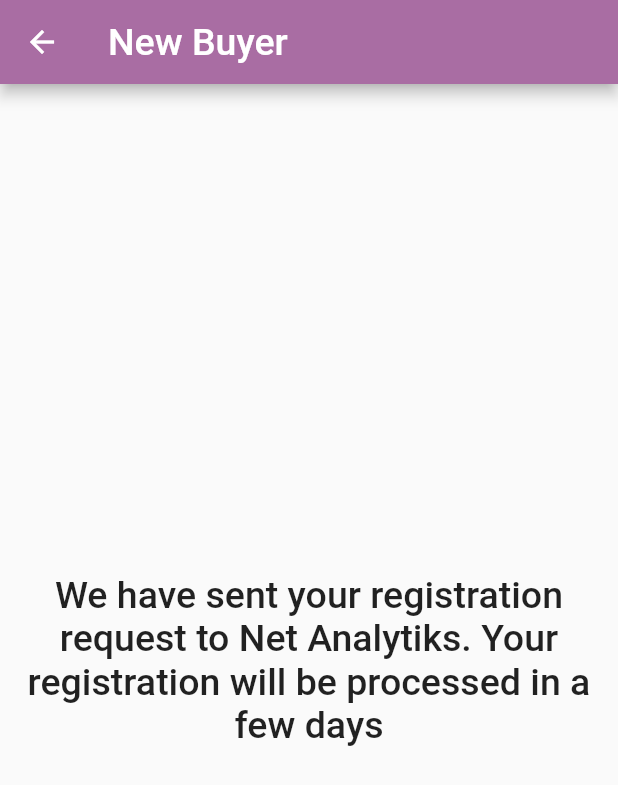
After one commit to axactstudios/bandhu, a Flutter app: the NewBuyer screen opened directly, on a phone screen of 412 x 824 dp. The commit adds this screen. Shown: the top 785 px of the screen. Run offline on Flutter 3.47's test engine with Material 2 defaults, Android fonts, the light colour scheme and no system bars; our stand-ins replace cached_network_image, file_picker, firebase_auth, firebase_database, firebase_storage, flutter_spinkit and 9 more; missing offline and left inert: diagonal, gps; accounts and stored records are empty.

Commit message:
login flow restructured

```diff
--- a/lib/Screens/BuyerDashboard.dart
+++ b/lib/Screens/BuyerDashboard.dart
@@ -20,7 +20,6 @@
   void _select(Choice choice) {
     switch (choice.title) {
       case 'Main Home':
-        FirebaseAuth.instance.signOut();
         pushNewScreen(context, screen: MainHome(), withNavBar: false);
         break;
       case 'Profile':
--- /dev/null
+++ b/lib/Screens/NewBuyerScreen.dart
@@ -0,0 +1,43 @@
+import 'package:flutter/cupertino.dart';
+import 'package:flutter/material.dart';
+import 'package:google_fonts/google_fonts.dart';
+
+class NewBuyer extends StatefulWidget {
+  @override
+  _NewBuyerState createState() => _NewBuyerState();
+}
+
+class _NewBuyerState extends State<NewBuyer> {
+  @override
+  Widget build(BuildContext context) {
+    return Scaffold(
+      appBar: AppBar(
+        backgroundColor: Color(0xFFA96DA3),
+        title: Text(
+          'New Buyer',
+          style: GoogleFonts.varelaRound(
+            textStyle: TextStyle(
+              fontWeight: FontWeight.w500,
+              fontSize: 25,
+            ),
+          ),
+        ),
+      ),
+      body: Padding(
+        padding: const EdgeInsets.all(8.0),
+        child: Center(
+          child: Text(
+            'We have sent your registration request to Net Analytiks. Your registration will be processed in a few days',
+            textAlign: TextAlign.center,
+            style: GoogleFonts.varelaRound(
+              textStyle: TextStyle(
+                fontWeight: FontWeight.w500,
+                fontSize: 25,
+              ),
+            ),
+          ),
+        ),
+      ),
+    );
+  }
+}
```
Also changed, not shown: lib/Screens/Home.dart (+5 -2 lines), lib/Screens/MainHome.dart (+72 -3 lines), lib/auth/OtpScreen.dart (+21 -23 lines).
